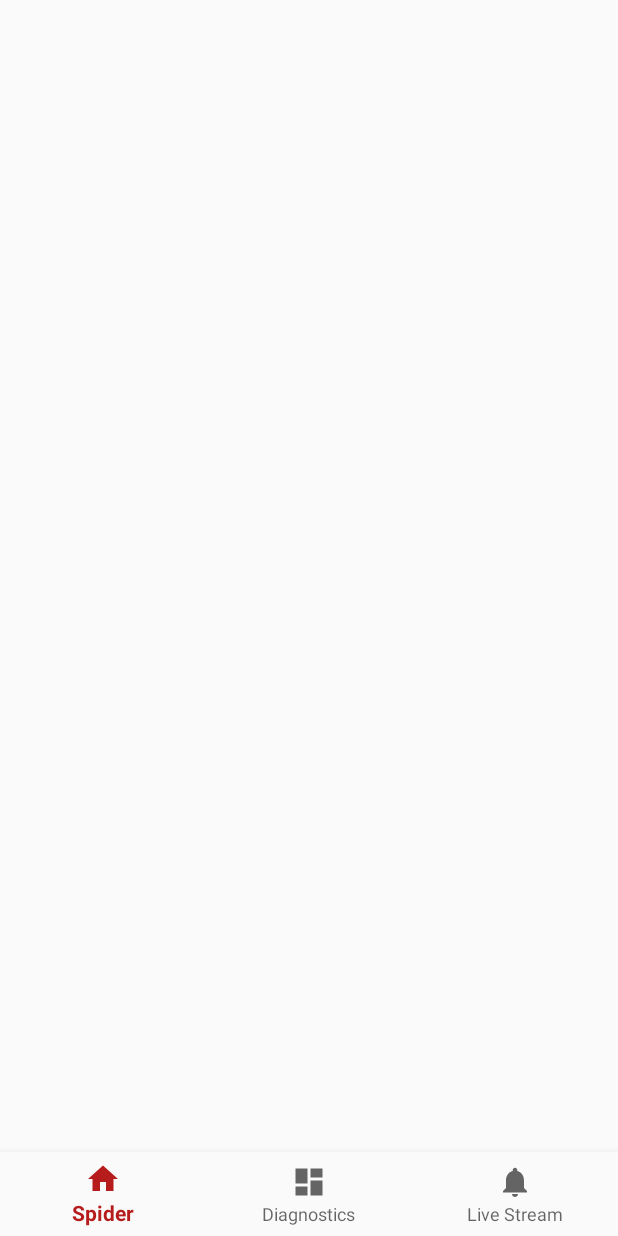
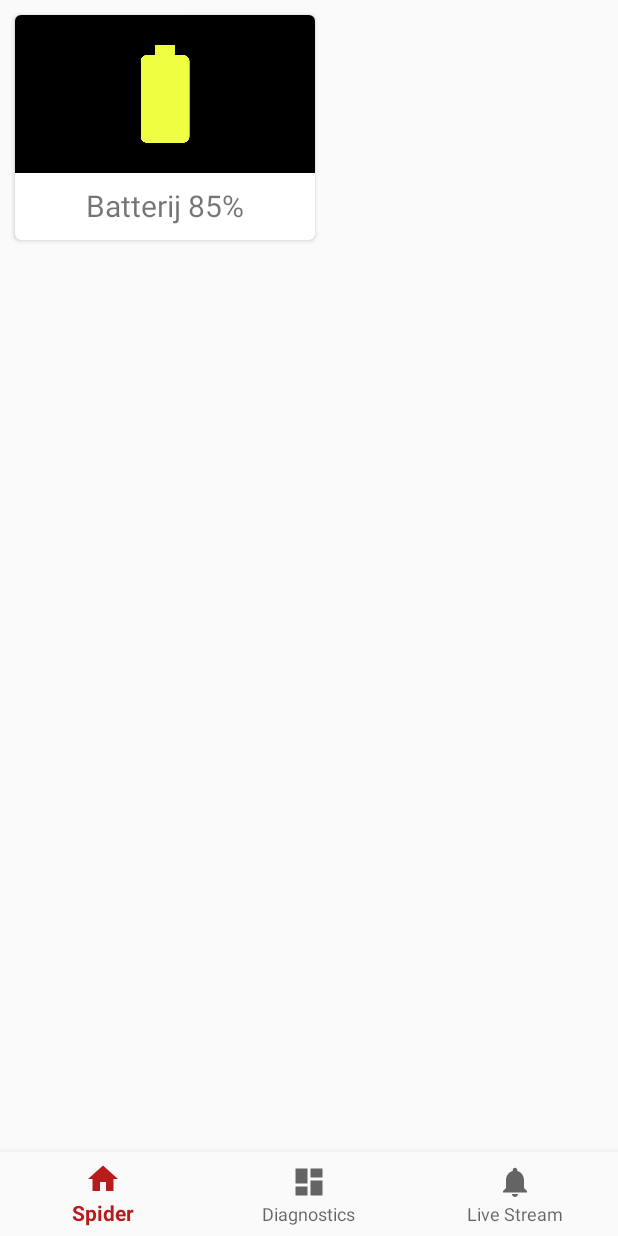
Before and after one commit to RuurdBijlsma/KnightSpider-App, an Android app: the layout activity_main.xml on its own in the app's theme, with its tools: preview values and no code run, on a phone screen of 412 x 824 dp. Run offline under Robolectric (Android 15) with nearby library versions, the phone set to English and light mode, and no system bars.

Commit message:
dark card added

```diff
--- a/app/src/main/java/nl/nhl/knightspider/MainActivity.java
+++ b/app/src/main/java/nl/nhl/knightspider/MainActivity.java
@@ -141,7 +141,7 @@ public class MainActivity extends AppCompatActivity {
         diagnosticsLayout = (ScrollView) findViewById(R.id.diagnotsics_layout);
         liveStreamLayout = findViewById(R.id.live_stream_layout);
 
-        fillDiagnosticsLayout();
+//        fillDiagnosticsLayout();
 
         showLayout(R.id.navigation_diagnostics);
     }
--- a/app/src/main/res/layout/activity_main.xml
+++ b/app/src/main/res/layout/activity_main.xml
@@ -33,7 +33,49 @@
         <ScrollView
             android:id="@+id/diagnotsics_layout"
             android:layout_width="match_parent"
-            android:layout_height="match_parent" />
+            android:layout_height="match_parent">
+
+            <LinearLayout
+                android:layout_width="match_parent"
+                android:layout_height="wrap_content"
+                android:orientation="vertical"
+                android:weightSum="1">
+
+                <android.support.v7.widget.CardView
+                    android:layout_width="200dp"
+                    android:layout_height="150dp"
+                    android:layout_margin="10dp"
+                    app:cardBackgroundColor="@color/cardview_light_background"
+                    app:cardCornerRadius="4dp"
+                    app:contentPadding="0dp">
+
+                    <LinearLayout
+                        android:layout_width="match_parent"
+                        android:layout_height="match_parent"
+                        android:orientation="vertical"
+                        android:weightSum="1">
+
+                        <ImageView
+                            android:id="@+id/imageView"
+                            android:layout_width="match_parent"
+                            android:layout_height="105dp"
+                            android:background="@android:color/background_dark"
+                            android:padding="20dp"
+                            app:srcCompat="@drawable/batteryicon" />
+
+                        <TextView
+                            android:id="@+id/textView"
+                            android:layout_width="match_parent"
+                            android:layout_height="match_parent"
+                            android:layout_margin="8dp"
+                            android:text="Batterij 85%"
+                            android:textAlignment="center"
+                            android:textSize="20sp" />
+                    </LinearLayout>
+                </android.support.v7.widget.CardView>
+            </LinearLayout>
+
+        </ScrollView>
     </FrameLayout>
 
     <android.support.design.widget.BottomNavigationView
```
Also changed, not shown: app/src/main/java/nl/nhl/knightspider/InfoCard.java (added, +49 -0 lines), app/src/main/res/drawable/batteryicon.png (added), app/src/main/res/drawable/gyroicon.png (added).
